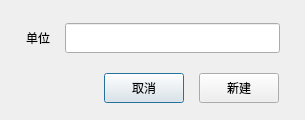
Before: the Qt Designer form Qt/ERP/dialognewunit.ui in superp2017/NTERP, drawn with Qt 5.
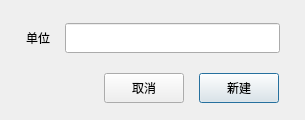
After: the same form once the commit is applied.

Patch:
```diff
--- a/Qt/ERP/dialognewunit.ui
+++ b/Qt/ERP/dialognewunit.ui
@@ -106,6 +106,9 @@
        <property name="text">
         <string>取消</string>
        </property>
+       <property name="autoDefault">
+        <bool>false</bool>
+       </property>
       </widget>
      </item>
      <item>
```
